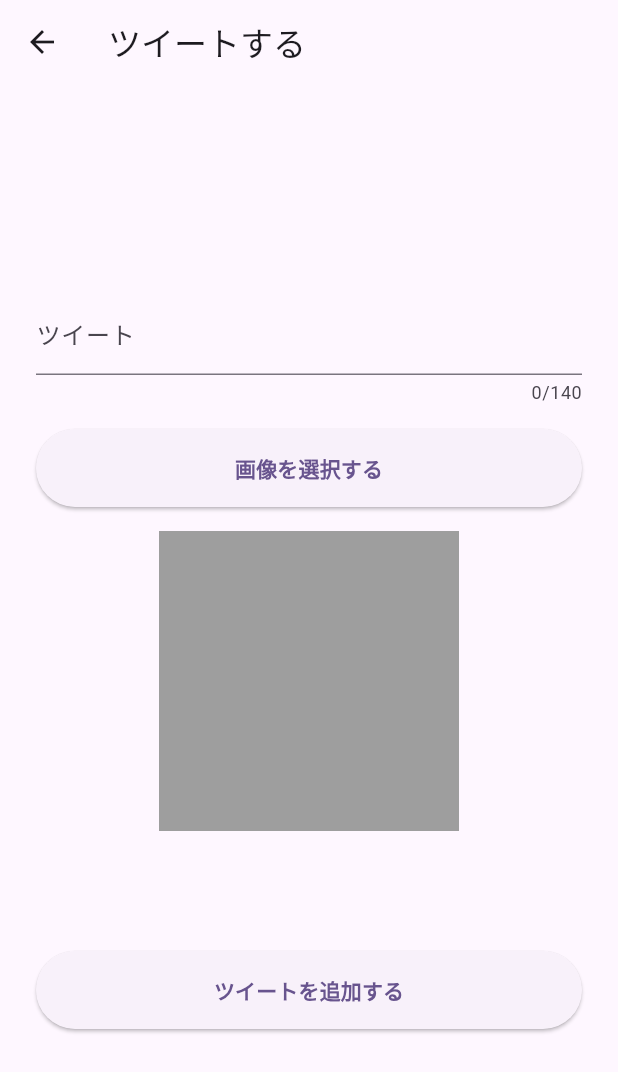
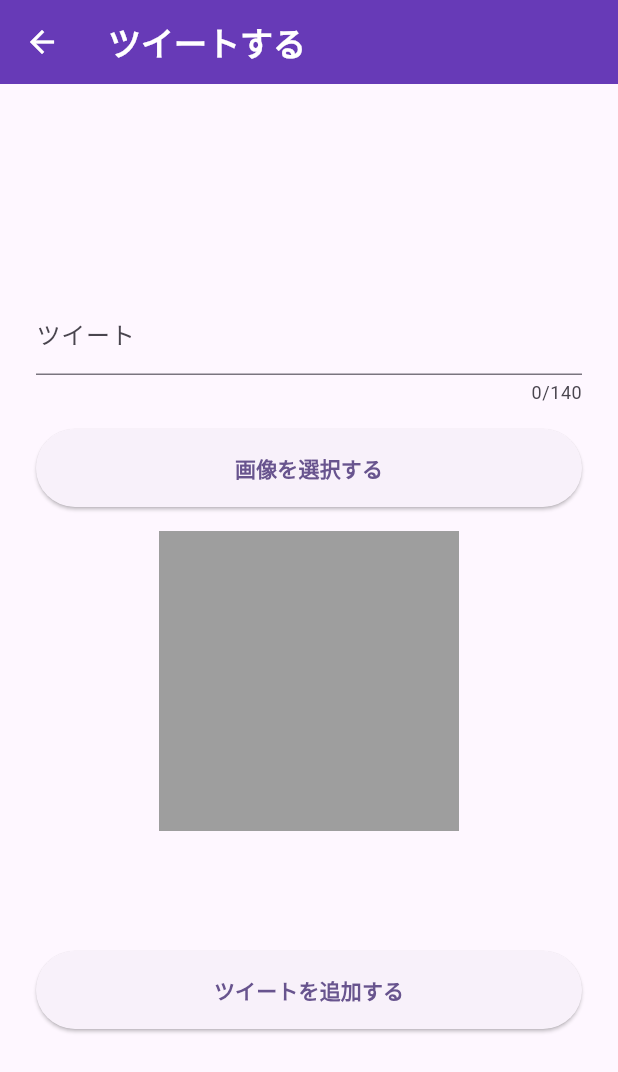
Before and after one commit to mosssssy/twitter_20240425, a Flutter app: the AddTweetPage screen opened directly, on a phone screen of 412 x 824 dp. Shown: the top 1072 px of the screen. Run offline on Flutter 3.47's test engine with Material 3 defaults, Android fonts, the phone set to English and light mode, and no system bars; our stand-ins replace cloud_firestore, firebase_auth, firebase_core, firebase_storage, fluttertoast, freezed_annotation and 1 more; accounts and stored records are empty.

Commit message:
appBarのアイコンを白色に統一

```diff
--- a/lib/views/all_tweet_list/add_tweet/add_tweet_page.dart
+++ b/lib/views/all_tweet_list/add_tweet/add_tweet_page.dart
@@ -41,7 +41,12 @@ class _AddTweetPageState extends State<AddTweetPage> {
 
     return Scaffold(
       appBar: AppBar(
-        title: const Text('ツイートする'),
+        title: const Text(
+          'ツイートする',
+          style: TextStyle(color: Colors.white, fontWeight: FontWeight.bold),
+        ),
+        backgroundColor: Colors.deepPurple,
+        iconTheme: const IconThemeData(color: Colors.white),
       ),
       body: Padding(
         padding: const EdgeInsets.all(24.0),
--- a/lib/views/my_page/edit_email/edit_email.dart
+++ b/lib/views/my_page/edit_email/edit_email.dart
@@ -27,6 +27,7 @@ class EditEmailPage extends StatelessWidget {
           ),
         ),
         backgroundColor: Colors.deepPurple,
+        iconTheme: const IconThemeData(color: Colors.white),
       ),
       body: Padding(
         padding: const EdgeInsets.all(24.0),
```
